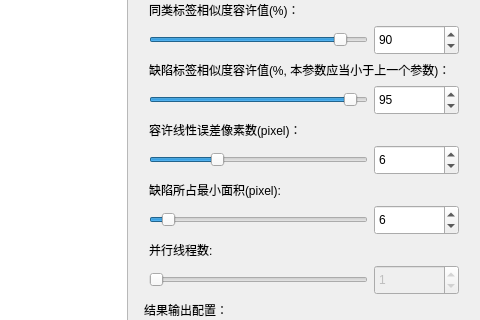
The window that QtUI/LabelChecker.ui (h13-0/label_checker) describes before a commit, drawn with Qt 5; both pictures show x 600 to 1080 and y 220 to 540 of the 1080 by 780 pixel window.
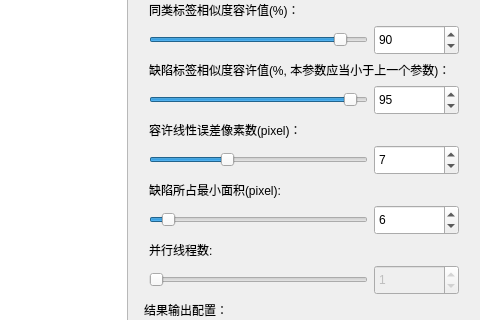
The same window after the commit.

The edit to the form file:
```diff
--- a/QtUI/LabelChecker.ui
+++ b/QtUI/LabelChecker.ui
@@ -355,7 +355,7 @@
              <number>20</number>
             </property>
             <property name="value">
-             <number>6</number>
+             <number>7</number>
             </property>
             <property name="orientation">
              <enum>Qt::Orientation::Horizontal</enum>
@@ -374,7 +374,7 @@
              <number>20</number>
             </property>
             <property name="value">
-             <number>6</number>
+             <number>7</number>
             </property>
            </widget>
           </item>
```
Left out of the diff: 2 changed lines with no effect on the pictures.
